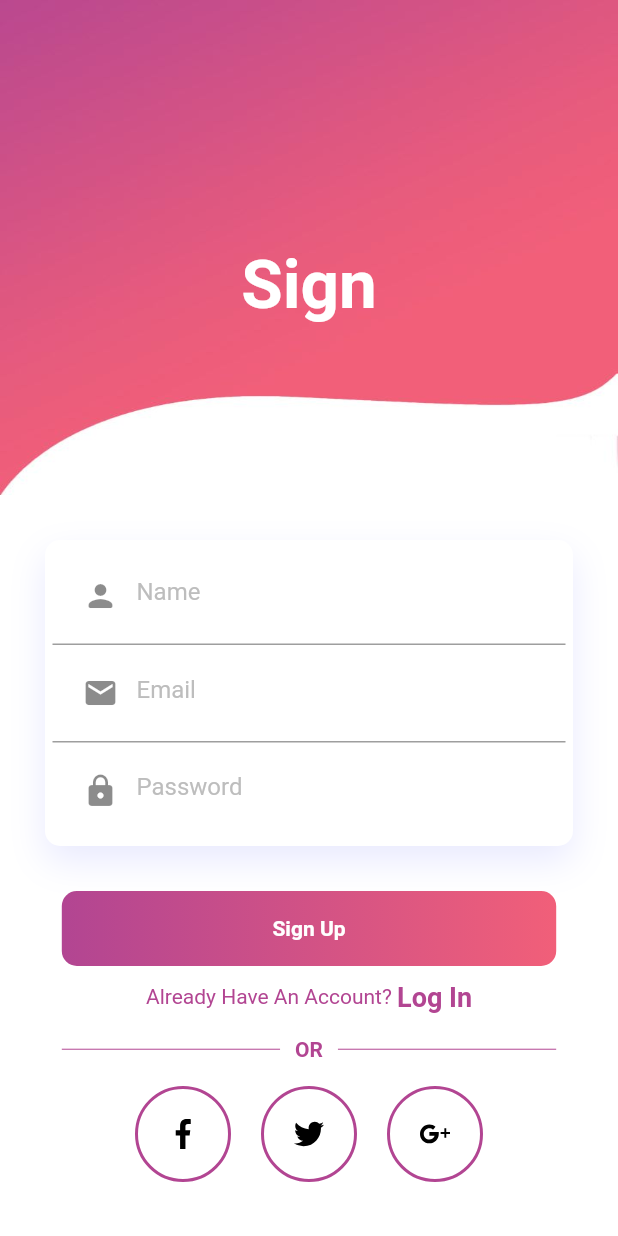
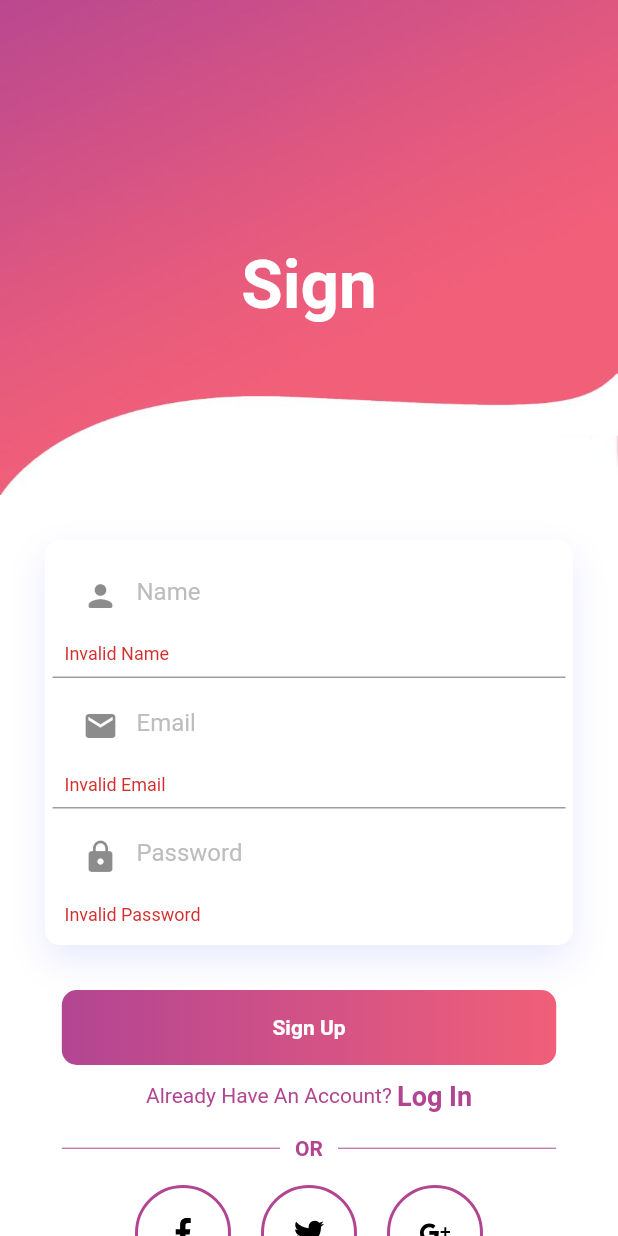
Before and after one commit to InsiderCloud/Cogniezer-Frontend, a Flutter app: the screen it shows after launch, after a tap on "Sign Up", on a phone screen of 412 x 824 dp. Run offline on Flutter 3.47's test engine with Material 2 defaults, Android fonts, the phone set to English and light mode, and no system bars; our stand-ins replace device_preview, flutter_svg.

Commit message:
widget updated

```diff
--- a/lib/components/FieldForInput.dart
+++ b/lib/components/FieldForInput.dart
@@ -1,34 +1,57 @@
 import 'package:flutter/material.dart';
 
-class FieldForInput extends StatefulWidget {
+class FieldForInput extends StatelessWidget {
   final String text;
   final BoxDecoration? decoration;
   final Widget icon;
+  final TextEditingController controller;
+  final bool isValid;
+  final bool isPassword;
+  final VoidCallback? onSuffixPressed;
+
   const FieldForInput({
     Key? key,
     required this.text,
     this.decoration,
     required this.icon,
+    required this.controller,
+    required this.isValid,
+    this.isPassword = false,
+    this.onSuffixPressed,
   }) : super(key: key);
 
-  @override
-  State<FieldForInput> createState() => _FieldForInputState();
-}
-
-class _FieldForInputState extends State<FieldForInput> {
   @override
   Widget build(BuildContext context) {
     return Container(
       padding: EdgeInsets.all(8.0),
-      decoration: widget.decoration,
-      child: TextFormField(
-        decoration: InputDecoration(
-            border: InputBorder.none,
-            hintText: widget.text,
-            hintStyle: TextStyle(color: Colors.grey[400]),
-            prefixIcon: widget.icon,
-        ),
+      decoration: decoration,
+      child: Row(
+        children: [
+          Expanded(
+            child: TextFormField(
+              controller: controller,
+              obscureText: isPassword,
+              decoration: InputDecoration(
+                  border: InputBorder.none,
+                  hintText: text,
+                  hintStyle: TextStyle(color: Colors.grey[400]),
+                  prefixIcon: icon,
+                  errorText: isValid ? null : 'Invalid $text',
+              ),
+            ),
+          ),
+          if (onSuffixPressed != null)
+            InkWell(
+              onTap: onSuffixPressed,
+              child: Padding(
+                padding: const EdgeInsets.all(8.0),
+                child: Icon(Icons.add),
+              ),
+            )
+        ],
       ),
     );
+
+
   }
 }
```
